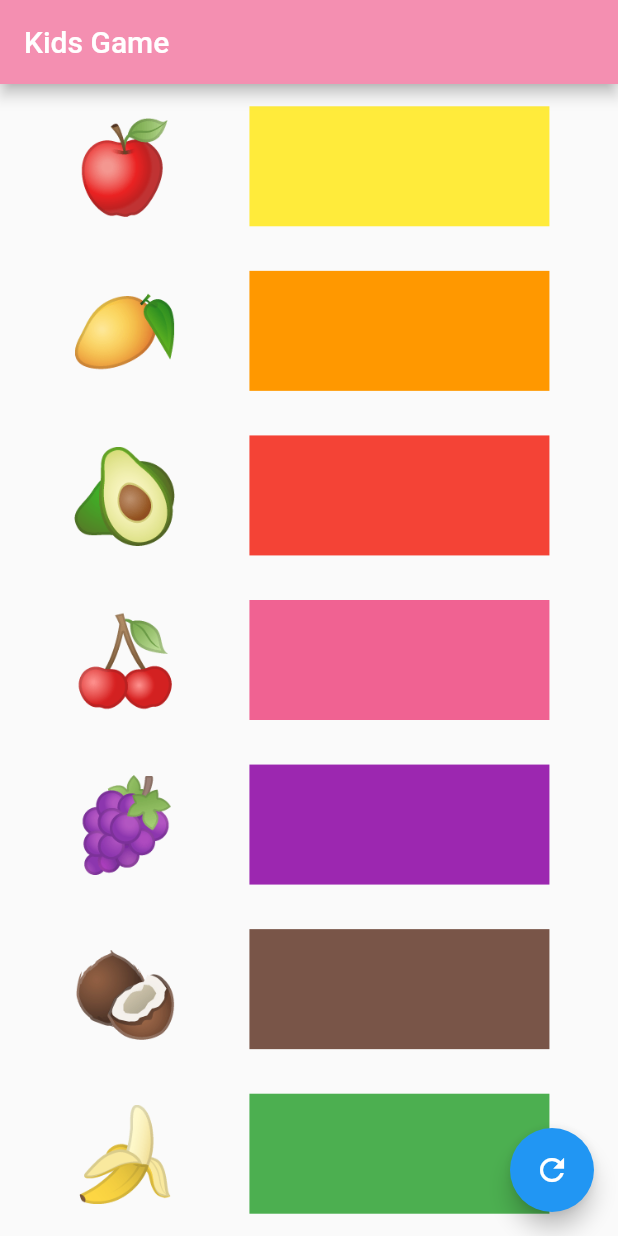
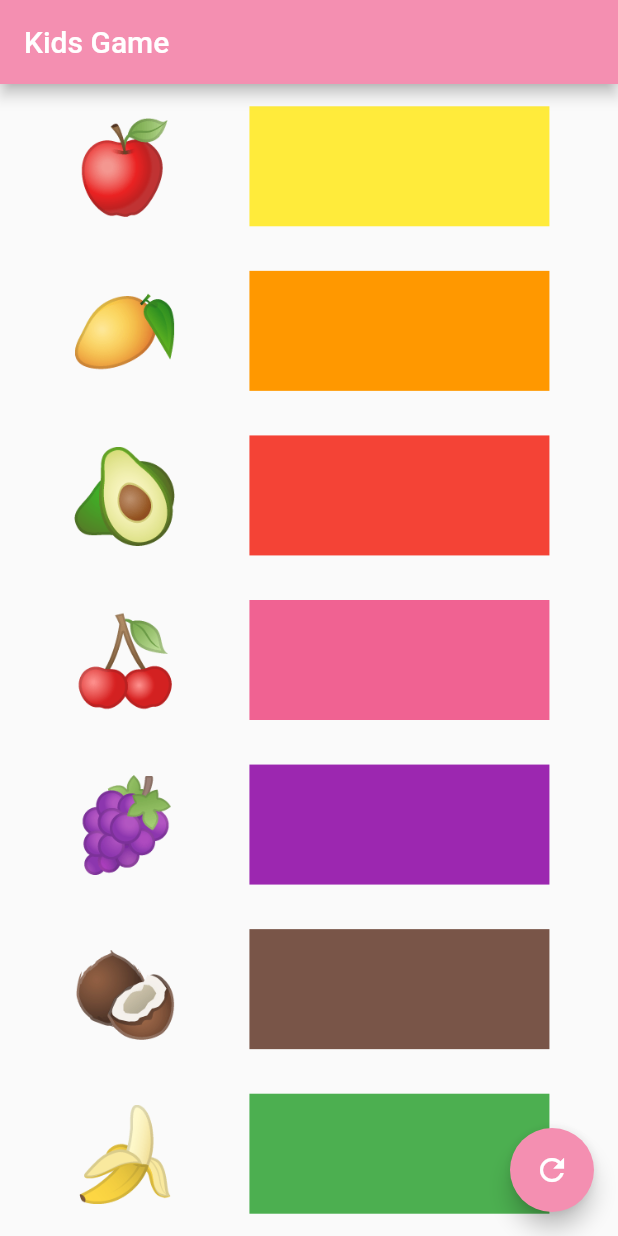
Before and after one commit to dharmishthamakwana/sliver_app, a Flutter app: the screen it shows after launch, on a phone screen of 412 x 824 dp. Run offline on Flutter 3.47's test engine with Material 2 defaults, Android fonts, the phone set to English and light mode, and no system bars; our stand-ins replace audioplayers, font_awesome_flutter, get.

Commit message:
kids game

```diff
--- a/lib/screens/home/view/fifth_screen.dart
+++ b/lib/screens/home/view/fifth_screen.dart
@@ -72,6 +72,7 @@ class _HomeState extends State<Home> {
           ],
         ),
         floatingActionButton: FloatingActionButton(
+          backgroundColor: Colors.pink.shade200,
             onPressed: () {
               setState(() {
                 score.clear();
```
